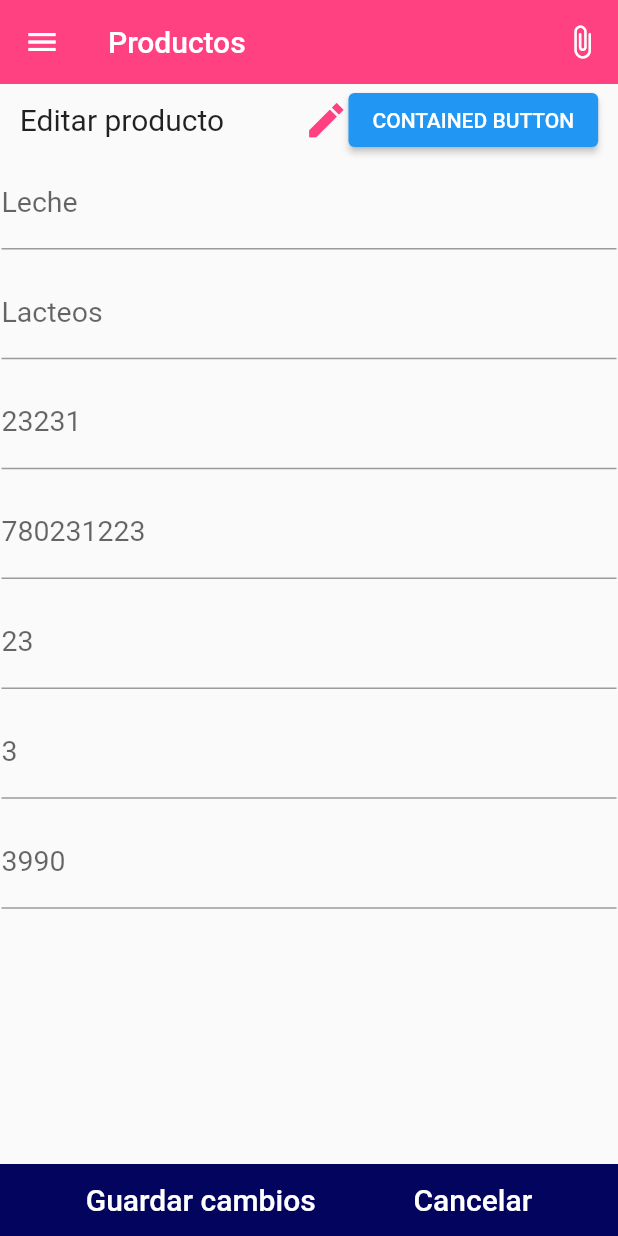
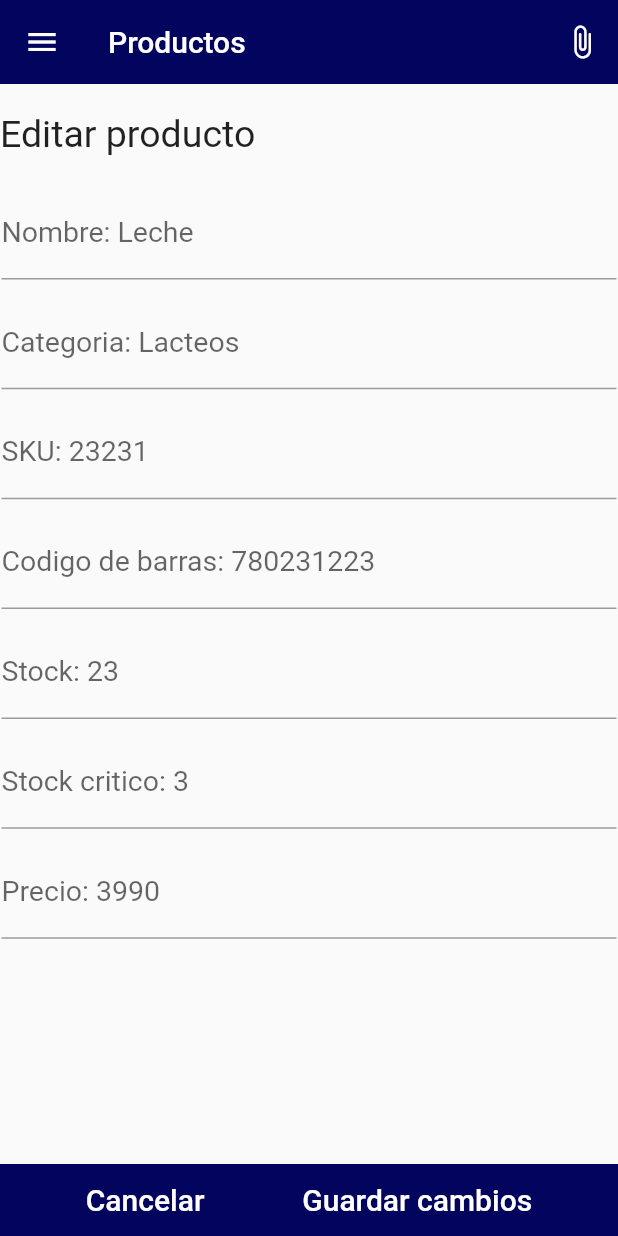
Before and after one commit to CristobalP1/AppBodega, a Flutter app: the EditProductScreen screen opened by its route, on a phone screen of 412 x 824 dp. Run offline on Flutter 3.47's test engine with Material 2 defaults, Android fonts, the phone set to English and light mode, and no system bars; our stand-ins replace flutter_speed_dial; network calls fail.

Commit message:
escreen update

```diff
--- a/lib/screens/Products/edit_product_screen.dart
+++ b/lib/screens/Products/edit_product_screen.dart
@@ -1,5 +1,6 @@
 import 'package:flutter/material.dart';
 import 'package:flutter_application_1/widget/Inputs/input_form.dart';
+import 'package:flutter_application_1/widget/Drawer/Drawer.dart';
 import 'package:flutter_application_1/widget/Buttons/button_save_canceller.dart';
 
 class EditProductScreen extends StatelessWidget {
@@ -10,8 +11,6 @@ class EditProductScreen extends StatelessWidget {
     return Scaffold(
       appBar: AppBar(
         title: const Text('Productos'),
-        backgroundColor: Colors.pinkAccent,
-        leading: const Icon(Icons.menu_outlined),
         actions: [
           IconButton(
             icon: const Icon(Icons.attach_file_rounded),
@@ -23,91 +22,79 @@ class EditProductScreen extends StatelessWidget {
         child: Column(
           mainAxisAlignment: MainAxisAlignment.start,
           crossAxisAlignment: CrossAxisAlignment.start,
-          children: [
-            Row(
-              mainAxisAlignment: MainAxisAlignment.spaceAround,
-              crossAxisAlignment: CrossAxisAlignment.center,
-              children: [
-                const Text(
-                  'Editar producto',
-                  style: TextStyle(fontSize: 20),
-                ),
-                const SizedBox(
-                  height: 20,
-                ),
-                Row(
-                  mainAxisAlignment: MainAxisAlignment.spaceAround,
-                  crossAxisAlignment: CrossAxisAlignment.center,
-                  children: [
-                    const Icon(
-                      Icons.create_sharp,
-                      color: Colors.pinkAccent,
-                      size: 30.0,
-                    ),
-                    ElevatedButton(
-                      onPressed: () {},
-                      child: const Text('CONTAINED BUTTON'),
-                    )
-                  ],
-                ),
-              ],
+          children: const [
+            Text(
+              '',
+              style: TextStyle(fontSize: 15),
             ),
-            const InputForm(
-              labelText: "Leche",
+            SizedBox(
+              height: 1,
+            ),
+            Text(
+              'Editar producto',
+              style: TextStyle(fontSize: 25),
+            ),
+            SizedBox(
+              height: 20,
+            ),
+            InputForm(
+              labelText: "Nombre: Leche",
               hintText: "leche",
             ),
-            const SizedBox(
+            SizedBox(
               height: 10,
             ),
-            const InputForm(
-              labelText: "Lacteos",
+            InputForm(
+              labelText: "Categoria: Lacteos",
               hintText: "Lacteos",
             ),
-            const SizedBox(
+            SizedBox(
               height: 10,
             ),
-            const InputForm(
-              labelText: "23231",
+            InputForm(
+              labelText: "SKU: 23231",
               hintText: "23231",
             ),
-            const SizedBox(
+            SizedBox(
               height: 10,
             ),
-            const InputForm(
-              labelText: "780231223",
+            InputForm(
+              labelText: "Codigo de barras: 780231223",
               hintText: "780231223",
             ),
-            const SizedBox(
+            SizedBox(
               height: 10,
             ),
-            const InputForm(
-              labelText: "23",
+            InputForm(
+              labelText: "Stock: 23",
               hintText: "23",
             ),
-            const SizedBox(
+            SizedBox(
               height: 10,
             ),
-            const InputForm(
-              labelText: "3",
+            InputForm(
+              labelText: "Stock critico: 3",
               hintText: "3",
             ),
-            const SizedBox(
+            SizedBox(
               height: 10,
             ),
-            const InputForm(
-              labelText: "3990",
+            InputForm(
+              labelText: "Precio: 3990",
               hintText: "3990",
             ),
-            const SizedBox(
+            SizedBox(
               height: 25,
             ),
           ],
         ),
       ),
       bottomSheet: const ButtonSaveCanceller(
-        next: 'Cancelar',
-        back: 'Guardar cambios',
+        next: 'Guardar cambios',
+        back: 'Cancelar',
       ),
+      drawer: const ComplexDrawer(),
+      drawerScrimColor: Colors.transparent,
     );
   }
 }
```
